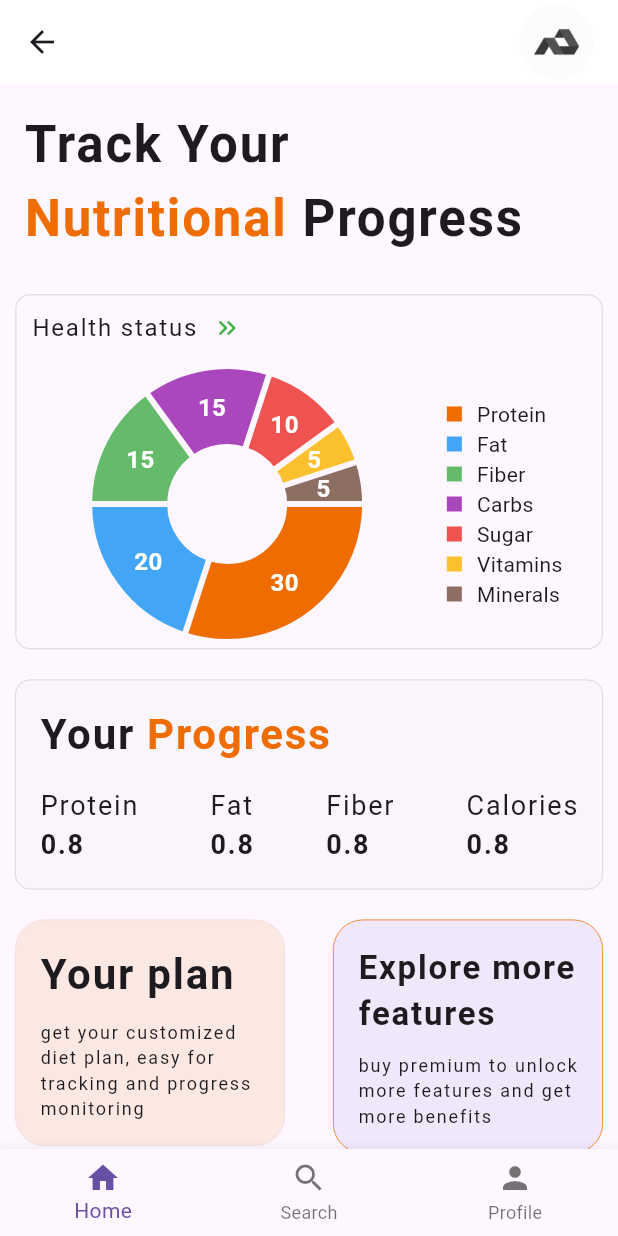
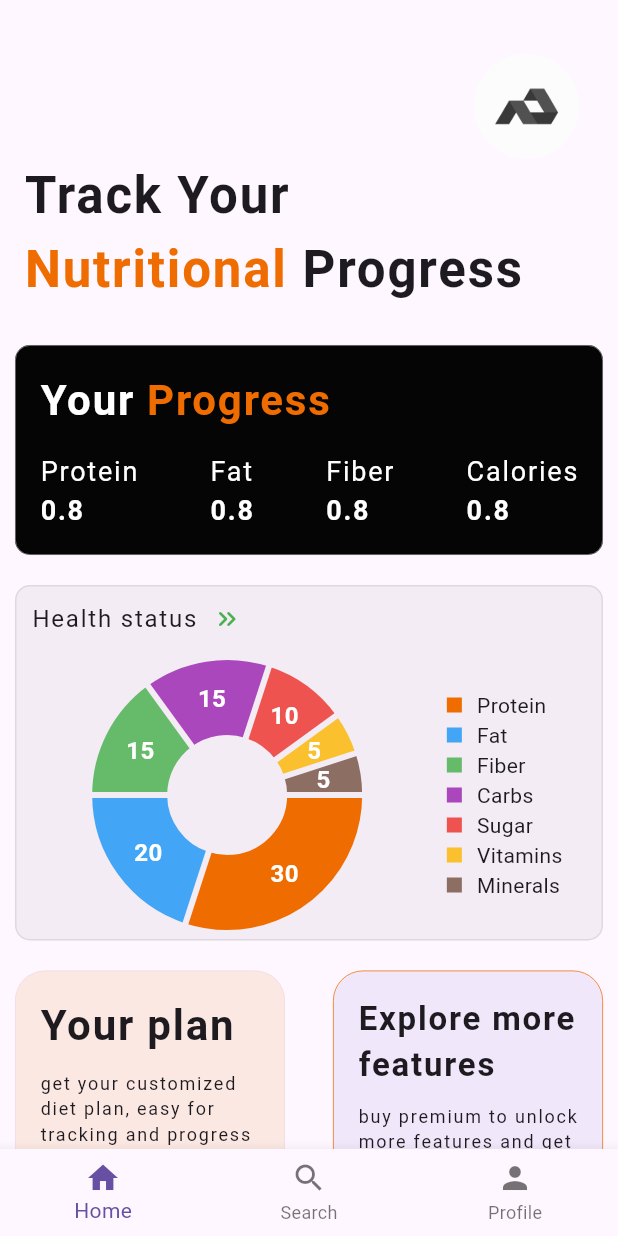
Before and after one commit to muruga21/dietify, a Flutter app: the Home screen opened directly, on a phone screen of 412 x 824 dp. Run offline on Flutter 3.47's test engine with Material 3 defaults, Android fonts, the phone set to English and light mode, and no system bars; drawn by our look-alikes of fl_chart; missing offline and left inert: dart:ffi.

Commit message:
changed ui in home page

```diff
--- a/lib/pages/home.dart
+++ b/lib/pages/home.dart
@@ -10,38 +10,6 @@
   Widget build(BuildContext context) {
     return Scaffold(
         // backgroundColor: Colors.black,
-        appBar: AppBar(
-          backgroundColor: Colors.white,
-          title: Row(
-            mainAxisSize: MainAxisSize.max,
-            mainAxisAlignment: MainAxisAlignment.spaceBetween,
-            children: [
-              const Text("",
-                  style: TextStyle(
-                    fontSize: 24,
-                    fontFamily: "Roboto",
-                    fontWeight: FontWeight.bold,
-                    letterSpacing: 1.2,
-                  )),
-              ClipRRect(
-                borderRadius: BorderRadius.circular(100.0),
-                child: Image.asset(
-                  'assets/logo.jpg',
-                  width: 50,
-                  height: 50,
-                  fit: BoxFit.cover,
-                ),
-              ),
-            ],
-          ),
-          leading: IconButton(
-            // color: Colors.white,
-            icon: const Icon(Icons.arrow_back),
-            onPressed: () {
-              Navigator.of(context).pop(); // This will navigate back
-            },
-          ),
-        ),
         bottomNavigationBar: BottomNavigationBar(
           items: const <BottomNavigationBarItem>[
             BottomNavigationBarItem(
@@ -69,7 +37,44 @@
                 child: Column(
                   crossAxisAlignment: CrossAxisAlignment.start,
                   children: [
-                    // const SizedBox(height: 20),
+                    const SizedBox(height: 20),
+                    Row(
+                      mainAxisAlignment: MainAxisAlignment.end,
+                      children: [
+                        ClipRRect(
+                          borderRadius: BorderRadius.circular(100),
+                          child: const Image(
+                            image: AssetImage("assets/logo.jpg"),
+                            width: 70,
+                            height: 70,
+                            fit: BoxFit.cover,
+                          ),
+                        ),
+                        const SizedBox(width: 10),
+                        // const Column(
+                        //   crossAxisAlignment: CrossAxisAlignment.start,
+                        //   children: [
+                        //     Text("Hello,",
+                        //         style: TextStyle(
+                        //           // color: Colors.white,
+                        //           fontSize: 12,
+                        //           fontFamily: "Roboto",
+                        //           fontWeight: FontWeight.bold,
+                        //           letterSpacing: 1.2,
+                        //         )),
+                        //     Text("John Doe",
+                        //         style: TextStyle(
+                        //           // color: Colors.white,
+                        //           fontSize: 20,
+                        //           fontFamily: "Roboto",
+                        //           fontWeight: FontWeight.bold,
+                        //           letterSpacing: 1.2,
+                        //         )),
+                        //   ],
+                        // ),
+                      ],
+                    ),
+                    // const SizedBox(height: 20),984
                     const Text("Track Your",
                         style: TextStyle(
                           // color: Colors.white,
@@ -120,10 +125,157 @@
                   crossAxisAlignment: CrossAxisAlignment.start,
                   children: [
                     Container(
+                      padding: const EdgeInsets.all(16),
+                      width: double.infinity,
+                      decoration: BoxDecoration(
+                        color: const Color.fromARGB(250, 0, 0, 0),
+                        border: Border.all(
+                          width: 0.5,
+                          color: const Color(0xC0C0C0C0),
+                        ),
+                        borderRadius: BorderRadius.circular(10),
+                      ),
+                      child: Column(
+                        crossAxisAlignment: CrossAxisAlignment.start,
+                        children: [
+                          Row(
+                            children: [
+                              const Text(
+                                "Your",
+                                style: TextStyle(
+                                  fontSize: 28,
+                                  fontFamily: "Roboto",
+                                  fontWeight: FontWeight.bold,
+                                  letterSpacing: 1.2,
+                                  color: Colors.white,
+                                ),
+                              ),
+                              const SizedBox(
+                                  width: 8), // Space between the two words
+                              Text(
+                                "Progress",
+                                style: TextStyle(
+                                  fontSize: 28,
+                                  fontFamily: "Roboto",
+                                  fontWeight: FontWeight.bold,
+                                  letterSpacing: 1.2,
+                                  color: Colors.orange[
+                                      800], // Orange color for "Progress"
+                                ),
+                              ),
+                            ],
+                          ),
+                          const SizedBox(height: 15),
+                          const Row(
+                            mainAxisAlignment: MainAxisAlignment.spaceBetween,
+                            children: [
+                              Column(
+                                crossAxisAlignment: CrossAxisAlignment.start,
+                                children: [
+                                  Text(
+                                    "Protein",
+                                    style: TextStyle(
+                                      fontSize: 18,
+                                      fontFamily: "Roboto",
+                                      letterSpacing: 1.2,
+                                      color: Colors.white,
+                                    ),
+                                  ),
+                                  Text(
+                                    "0.8",
+                                    style: TextStyle(
+                                      fontSize: 18,
+                                      fontWeight: FontWeight.bold,
+                                      fontFamily: "Roboto",
+                                      letterSpacing: 1.2,
+                                      color: Colors.white,
+                                    ),
+                                  ),
+                                ],
+                              ),
+                              Column(
+                                crossAxisAlignment: CrossAxisAlignment.start,
+                                children: [
+                                  Text(
+                                    "Fat",
+                                    style: TextStyle(
+                                      fontSize: 18,
+                                      fontFamily: "Roboto",
+                                      letterSpacing: 1.2,
+                                      color: Colors.white,
+                                    ),
+                                  ),
+                                  Text(
+                                    "0.8",
+                                    style: TextStyle(
+                                      fontSize: 18,
+                                      fontWeight: FontWeight.bold,
+                                      fontFamily: "Roboto",
+                                      letterSpacing: 1.2,
+                                      color: Colors.white,
+                                    ),
+                                  ),
+                                ],
+                              ),
+                              Column(
+                                crossAxisAlignment: CrossAxisAlignment.start,
+                                children: [
+                                  Text(
+                                    "Fiber",
+                                    style: TextStyle(
+                                      fontSize: 18,
+                                      fontFamily: "Roboto",
+                                      letterSpacing: 1.2,
+                                      color: Colors.white,
+                                    ),
+                                  ),
+                                  Text(
+                                    "0.8",
+                                    style: TextStyle(
+                                      fontSize: 18,
+                                      fontFamily: "Roboto",
+                                      fontWeight: FontWeight.bold,
+                                      letterSpacing: 1.2,
+                                      color: Colors.white,
+                                    ),
+                                  ),
+                                ],
+                              ),
+                              Column(
+                                crossAxisAlignment: CrossAxisAlignment.start,
+                                children: [
+                                  Text(
+                                    "Calories",
+                                    style: TextStyle(
+                                      fontSize: 18,
+                                      fontFamily: "Roboto",
+                                      letterSpacing: 1.2,
+                                      color: Colors.white,
+                                    ),
+                                  ),
+                                  Text(
+                                    "0.8",
+                                    style: TextStyle(
+                                      fontSize: 18,
+                                      fontWeight: FontWeight.bold,
+                                      fontFamily: "Roboto",
+                                      letterSpacing: 1.2,
+                                      color: Colors.white,
+                                    ),
+                                  ),
+                                ],
+                              ),
+                            ],
+                          )
+                        ],
+                      ),
+                    ),
+                    const SizedBox(height: 20),
+                    Container(
                       padding: const EdgeInsets.fromLTRB(10, 10, 10, 10),
                       width: double.infinity,
                       decoration: BoxDecoration(
-                        // color: const Color(0xF5F5F6F7),
+                        color: const Color(0x0C0C0C0C),
                         border: Border.all(
                             color: const Color.fromARGB(86, 180, 180, 180)),
                         borderRadius: BorderRadius.circular(10),
@@ -248,144 +400,6 @@
                                     ),
                                   ],
                                 ),
-                              ),
-                            ],
-                          )
-                        ],
-                      ),
-                    ),
-                    const SizedBox(height: 20),
-                    Container(
-                      padding: const EdgeInsets.all(16),
-                      width: double.infinity,
-                      decoration: BoxDecoration(
-                        color: const Color.fromARGB(99, 243, 243, 243),
-                        border: Border.all(
-                          width: 0.5,
-                          color: const Color(0xC0C0C0C0),
-                        ),
-                        borderRadius: BorderRadius.circular(10),
-                      ),
-                      child: Column(
-                        crossAxisAlignment: CrossAxisAlignment.start,
-                        children: [
-                          Row(
-                            children: [
-                              const Text(
-                                "Your",
-                                style: TextStyle(
-                                  fontSize: 28,
-                                  fontFamily: "Roboto",
-                                  fontWeight: FontWeight.bold,
-                                  letterSpacing: 1.2,
-                                ),
-                              ),
-                              const SizedBox(
-                                  width: 8), // Space between the two words
-                              Text(
-                                "Progress",
-                                style: TextStyle(
-                                  fontSize: 28,
-                                  fontFamily: "Roboto",
-                                  fontWeight: FontWeight.bold,
-                                  letterSpacing: 1.2,
-                                  color: Colors.orange[
-                                      800], // Orange color for "Progress"
-                                ),
-                              ),
-                            ],
-                          ),
-                          const SizedBox(height: 15),
-                          const Row(
-                            mainAxisAlignment: MainAxisAlignment.spaceBetween,
-                            children: [
-                              Column(
-                                crossAxisAlignment: CrossAxisAlignment.start,
-                                children: [
-                                  Text(
-                                    "Protein",
-                                    style: TextStyle(
-                                      fontSize: 18,
-                                      fontFamily: "Roboto",
-                                      letterSpacing: 1.2,
-                                    ),
-                                  ),
-                                  Text(
-                                    "0.8",
-                                    style: TextStyle(
-                                      fontSize: 18,
-                                      fontWeight: FontWeight.bold,
-                                      fontFamily: "Roboto",
-                                      letterSpacing: 1.2,
-                                    ),
-                                  ),
-                                ],
-                              ),
-                              Column(
-                                crossAxisAlignment: CrossAxisAlignment.start,
-                                children: [
-                                  Text(
-                                    "Fat",
-                                    style: TextStyle(
-                                      fontSize: 18,
-                                      fontFamily: "Roboto",
-                                      letterSpacing: 1.2,
-                                    ),
-                                  ),
-                                  Text(
-                                    "0.8",
-                                    style: TextStyle(
-                                      fontSize: 18,
-                                      fontWeight: FontWeight.bold,
-                                      fontFamily: "Roboto",
-                                      letterSpacing: 1.2,
-                                    ),
-                                  ),
-                                ],
-                              ),
-                              Column(
-                                crossAxisAlignment: CrossAxisAlignment.start,
-                                children: [
-                                  Text(
-                                    "Fiber",
-                                    style: TextStyle(
-                                      fontSize: 18,
-                                      fontFamily: "Roboto",
-                                      letterSpacing: 1.2,
-                                    ),
-                                  ),
-                                  Text(
-                                    "0.8",
-                                    style: TextStyle(
-                                      fontSize: 18,
-                                      fontFamily: "Roboto",
-                                      fontWeight: FontWeight.bold,
-                                      letterSpacing: 1.2,
-                                    ),
-                                  ),
-                                ],
-                              ),
-                              Column(
-                                crossAxisAlignment: CrossAxisAlignment.start,
-                                children: [
-                                  Text(
-                                    "Calories",
-                                    style: TextStyle(
-                                      fontSize: 18,
-                                      fontFamily: "Roboto",
-                                      letterSpacing: 1.2,
-                                    ),
-                                  ),
-                                  Text(
-                                    "0.8",
-                                    style: TextStyle(
-                                      fontSize: 18,
-                                      fontWeight: FontWeight.bold,
-                                      fontFamily: "Roboto",
-                                      letterSpacing: 1.2,
-                                    ),
-                                  ),
-                                ],
                               ),
                             ],
                           )
```
